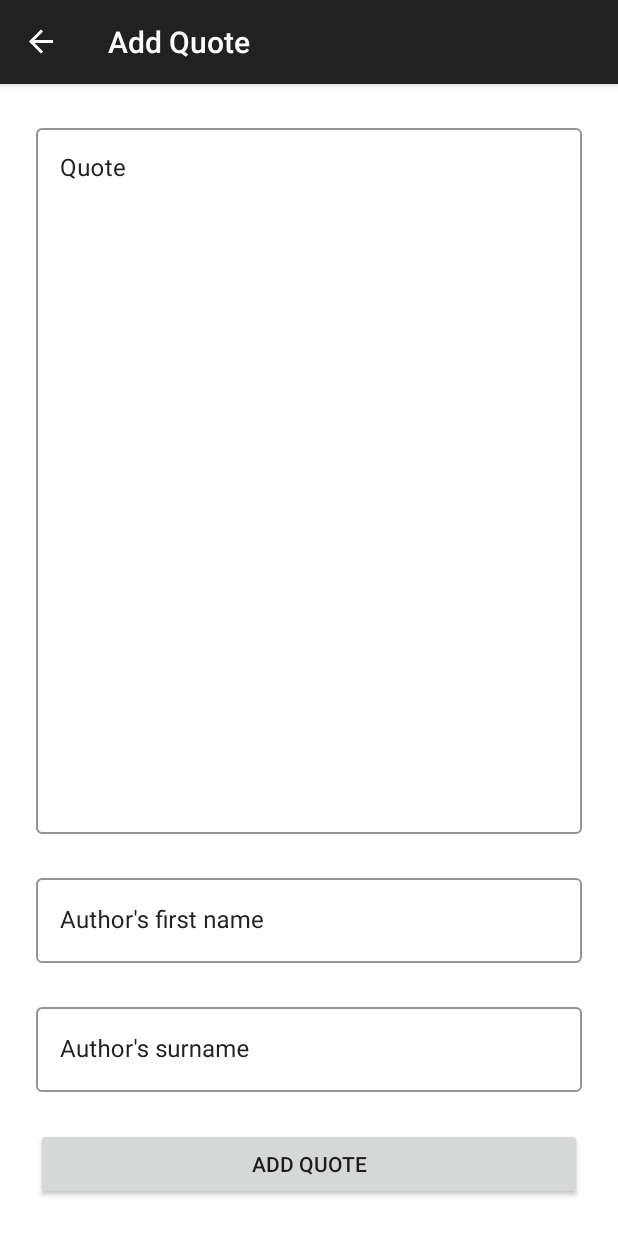
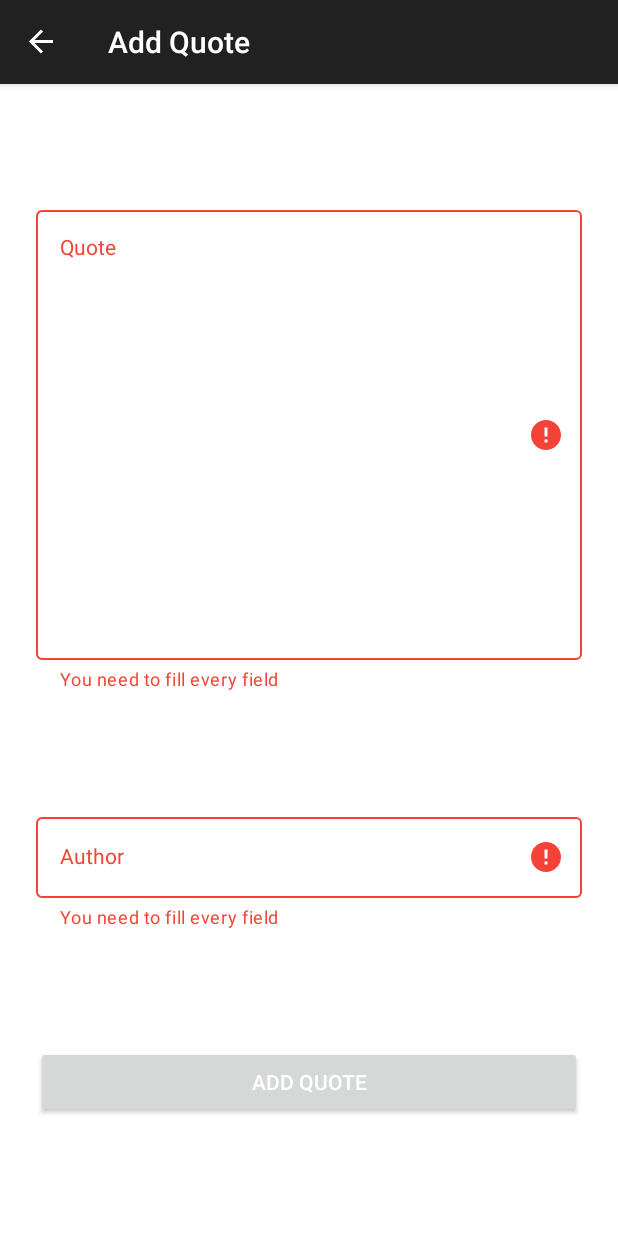
Before and after one commit to SelfFormat/your-random-quotes, an Android app: the AddQuoteFragment screen opened through its navigation route, after a tap on "ADD QUOTE", on a phone screen of 412 x 824 dp. Run offline under Robolectric (Android 15) with nearby library versions, the phone set to English and light mode, and no system bars; our stand-ins replace Firebase (no records; nobody signed in at launch, a user with empty details on screens opened directly), navigation-ui; libraries missing offline, so code that uses them is left out: com.firebase.ui; 4 statements that could not run were skipped.

Commit message:
add getting real quotes from user and putting them into database

```diff
--- a/app/src/main/java/com/selfformat/yourrandomquote/AddQuoteFragment.kt
+++ b/app/src/main/java/com/selfformat/yourrandomquote/AddQuoteFragment.kt
@@ -6,6 +6,7 @@ import android.view.View
 import android.view.ViewGroup
 import androidx.fragment.app.Fragment
 import androidx.fragment.app.viewModels
+import androidx.navigation.fragment.findNavController
 import com.selfformat.yourrandomquote.domain.Quote
 import kotlinx.android.synthetic.main.add_quote_fragment.*
 
@@ -24,19 +25,25 @@ class AddQuoteFragment : Fragment() {
         super.onActivityCreated(savedInstanceState)
         addQuoteButton.setOnClickListener {
             if (validationSucceeded()) {
-                prepareQuoteFromInput()
                 LoginViewModel.uid?.let {
                     quoteViewModel.addQuote(it, prepareQuoteFromInput())
                 }
+                findNavController().navigateUp()
             }
         }
     }
 
     private fun prepareQuoteFromInput() : Quote {
-        return Quote.sampleQuote.copy(quote = "overriden successfuly") //TODO: Change from sample to real quote from edittext fields
+        return Quote.sampleQuote.copy(quote = quoteTextField.editText?.text.toString(), author = authorFirstNameTextField.editText?.text.toString()) //TODO: Change from sample to real quote from edittext fields
     }
 
     private fun validationSucceeded(): Boolean {
+        if (quoteTextField.editText?.text.isNullOrBlank() || authorFirstNameTextField.editText?.text.isNullOrBlank()) {
+            quoteTextField.error = "You need to fill every field"
+            authorFirstNameTextField.error = "You need to fill every field"
+            return false
+        }
+
         return true
     }
 
--- a/app/src/main/java/com/selfformat/yourrandomquote/domain/Author.kt
+++ /dev/null
@@ -1,6 +0,0 @@
-package com.selfformat.yourrandomquote.domain
-
-data class Author(
-    val firstName: String,
-    val surname: String
-)
--- a/app/src/main/java/com/selfformat/yourrandomquote/domain/Quote.kt
+++ b/app/src/main/java/com/selfformat/yourrandomquote/domain/Quote.kt
@@ -2,13 +2,13 @@ package com.selfformat.yourrandomquote.domain
 
 data class Quote(
     val quote: String,
-    val author: Author,
+    val author: String,
     val category: Category
 ) {
     companion object {
         val sampleQuote = Quote(
             quote = "Niektórym ludziom nie da się nic powiedzieć, jeśli już tego nie wiedzą",
-            author = Author(firstName = "Yogi", surname = "Berra"),
+            author = "Yogi Berra",
             category = Category.GENERAL
         )
     }
--- a/app/src/main/res/layout/add_quote_fragment.xml
+++ b/app/src/main/res/layout/add_quote_fragment.xml
@@ -8,12 +8,13 @@
         android:id="@+id/quoteTextField"
         style="@style/ThemeTextInputLayoutStyle"
         android:layout_width="match_parent"
-        android:layout_height="0dp"
+        android:layout_height="wrap_content"
         android:layout_marginLeft="24dp"
         android:layout_marginTop="24dp"
         android:layout_marginRight="24dp"
         android:layout_marginBottom="12dp"
         android:hint="@string/quote"
+        app:errorEnabled="true"
         app:layout_constraintBottom_toTopOf="@+id/authorFirstNameTextField"
         app:layout_constraintEnd_toEndOf="parent"
         app:layout_constraintHorizontal_bias="0.5"
@@ -21,8 +22,9 @@
         app:layout_constraintTop_toTopOf="parent">
 
         <com.google.android.material.textfield.TextInputEditText
+            style="@style/ThemeTextInputLayoutStyle"
             android:layout_width="match_parent"
-            android:layout_height="match_parent"
+            android:layout_height="300dp"
             android:gravity="top|start" />
 
     </com.google.android.material.textfield.TextInputLayout>
@@ -36,40 +38,20 @@
         android:layout_marginTop="12dp"
         android:layout_marginRight="24dp"
         android:layout_marginBottom="12dp"
-        android:hint="@string/author_first_name"
-        app:layout_constraintBottom_toTopOf="@+id/authorSurnameTextField"
+        android:hint="@string/author"
+        app:layout_constraintBottom_toTopOf="@+id/addQuoteButton"
         app:layout_constraintEnd_toEndOf="parent"
         app:layout_constraintHorizontal_bias="0.5"
         app:layout_constraintStart_toStartOf="parent"
         app:layout_constraintTop_toBottomOf="@+id/quoteTextField">
 
         <com.google.android.material.textfield.TextInputEditText
+            style="@style/ThemeTextInputLayoutStyle"
             android:layout_width="match_parent"
             android:layout_height="wrap_content" />
 
     </com.google.android.material.textfield.TextInputLayout>
 
-    <com.google.android.material.textfield.TextInputLayout
-        android:id="@+id/authorSurnameTextField"
-        style="@style/ThemeTextInputLayoutStyle"
-        android:layout_width="match_parent"
-        android:layout_height="wrap_content"
-        android:layout_marginLeft="24dp"
-        android:layout_marginTop="12dp"
-        android:layout_marginRight="24dp"
-        android:layout_marginBottom="12dp"
-        android:hint="@string/author_surname"
-        app:layout_constraintBottom_toTopOf="@id/addQuoteButton"
-        app:layout_constraintEnd_toEndOf="parent"
-        app:layout_constraintHorizontal_bias="0.5"
-        app:layout_constraintStart_toStartOf="parent"
-        app:layout_constraintTop_toBottomOf="@+id/authorFirstNameTextField">
-
-        <com.google.android.material.textfield.TextInputEditText
-            android:layout_width="match_parent"
-            android:layout_height="wrap_content" />
-
-    </com.google.android.material.textfield.TextInputLayout>
 
     <Button
         android:id="@+id/addQuoteButton"
@@ -84,6 +66,6 @@
         app:layout_constraintEnd_toEndOf="parent"
         app:layout_constraintHorizontal_bias="0.5"
         app:layout_constraintStart_toStartOf="parent"
-        app:layout_constraintTop_toBottomOf="@+id/authorSurnameTextField" />
+        app:layout_constraintTop_toBottomOf="@+id/authorFirstNameTextField"/>
 
 </androidx.constraintlayout.widget.ConstraintLayout>
--- a/app/src/main/res/navigation/nav_graph.xml
+++ b/app/src/main/res/navigation/nav_graph.xml
@@ -10,9 +10,13 @@
         android:name="com.selfformat.yourrandomquote.MainFragment"
         android:label="Home"
         tools:layout="@layout/main_fragment" >
+
         <action
             android:id="@+id/action_mainFragment_to_addQuoteFragment"
-            app:destination="@id/addQuoteFragment" />
+            app:destination="@id/addQuoteFragment"
+            app:popUpTo="@id/mainFragment"
+            app:popUpToInclusive="true" />
+
     </fragment>
     <fragment
         android:id="@+id/addQuoteFragment"
--- a/app/src/main/res/values/strings.xml
+++ b/app/src/main/res/values/strings.xml
@@ -8,7 +8,6 @@
     <string name="please_log_in">Please log in</string>
     <string name="welcome">Welcome!</string>
     <string name="add_quote">Add quote</string>
-    <string name="author_surname">Author\'s surname</string>
-    <string name="author_first_name">Author\'s first name</string>
+    <string name="author">Author</string>
     <string name="quote">Quote</string>
 </resources>
--- a/app/src/main/res/values/styles.xml
+++ b/app/src/main/res/values/styles.xml
@@ -13,11 +13,15 @@
         <item name="android:colorBackground">@color/background</item>
         <item name="colorOnBackground">@color/colorOnBackground</item>
         <item name="android:statusBarColor">?attr/colorPrimaryVariant</item>
+        <item name="android:textColor">@android:color/white</item>
+
     </style>
 
     <style name="ThemeTextInputLayoutStyle" parent="Widget.MaterialComponents.TextInputLayout.OutlinedBox">
         <item name="boxStrokeColor">?attr/colorPrimary</item>
         <item name="android:textColorHint">?attr/colorPrimary</item>
+        <item name="android:textColor">?attr/colorPrimary</item>
+        <item name="android:textColorPrimary">?attr/colorPrimaryVariant</item>
         <item name="boxStrokeWidth">1dp</item>
     </style>
 
```
